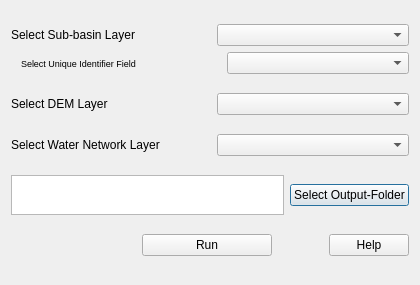
The window that QTalsim/qtalsim_subbasin.ui (sydroconsult/QTalsim) describes before a commit, drawn with Qt 5.
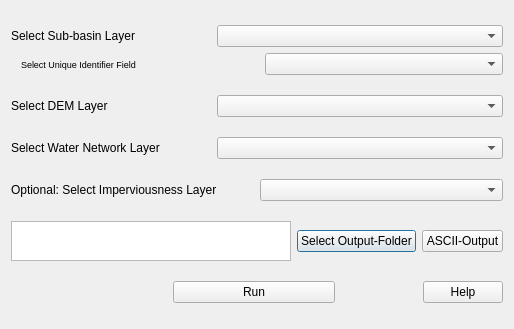
The same window after the commit.

Commit message: Add functionalites to sub-basins preprocessing - Add ASCII-Export - Add calculation of max/min height, area and average impervious area - Update docs -- Add features from above

```diff
--- a/QTalsim/qtalsim_subbasin.ui
+++ b/QTalsim/qtalsim_subbasin.ui
@@ -6,8 +6,8 @@
    <rect>
     <x>0</x>
     <y>0</y>
-    <width>420</width>
-    <height>285</height>
+    <width>514</width>
+    <height>329</height>
    </rect>
   </property>
   <property name="windowTitle">
@@ -177,6 +177,20 @@
      </item>
     </layout>
    </item>
+   <item>
+    <layout class="QHBoxLayout" name="horizontalLayout_7">
+     <item>
+      <widget class="QLabel" name="labelImpervious">
+       <property name="text">
+        <string>Optional: Select Imperviousness Layer</string>
+       </property>
+      </widget>
+     </item>
+     <item>
+      <widget class="QComboBox" name="comboboxImperviousness"/>
+     </item>
+    </layout>
+   </item>
    <item>
     <layout class="QHBoxLayout" name="horizontalLayout_5">
      <item>
@@ -202,6 +216,13 @@
        </property>
       </widget>
      </item>
+     <item>
+      <widget class="QPushButton" name="onAsciiOutput">
+       <property name="text">
+        <string>ASCII-Output</string>
+       </property>
+      </widget>
+     </item>
     </layout>
    </item>
    <item>
```
The commit also changes 8 other files.
